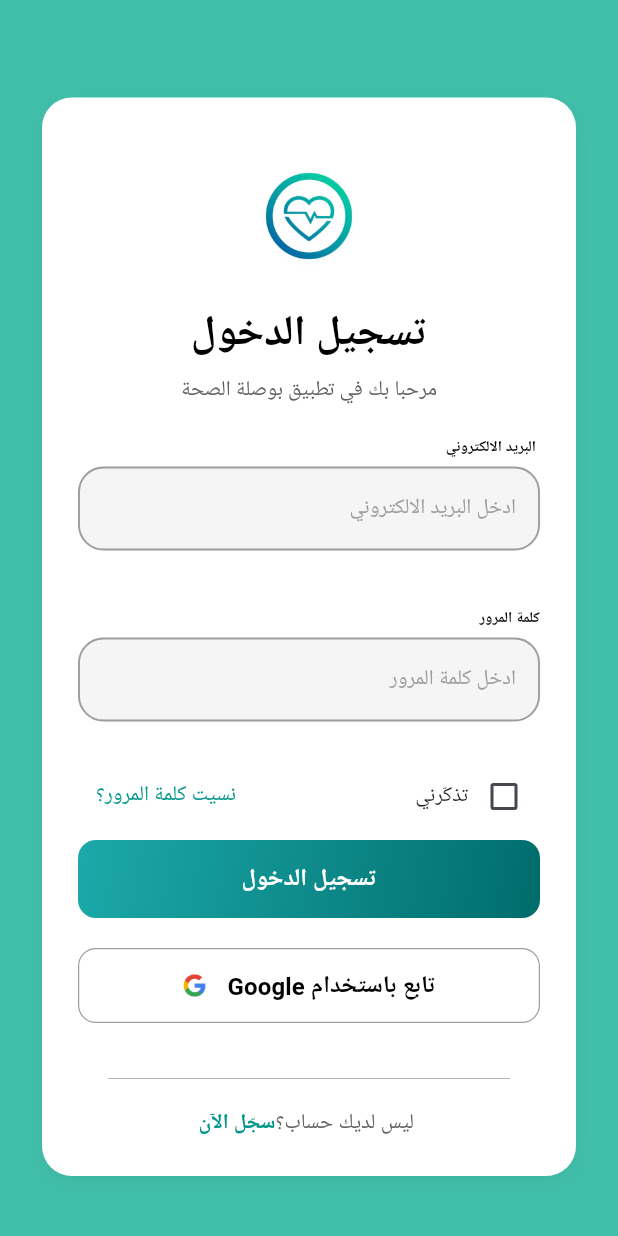
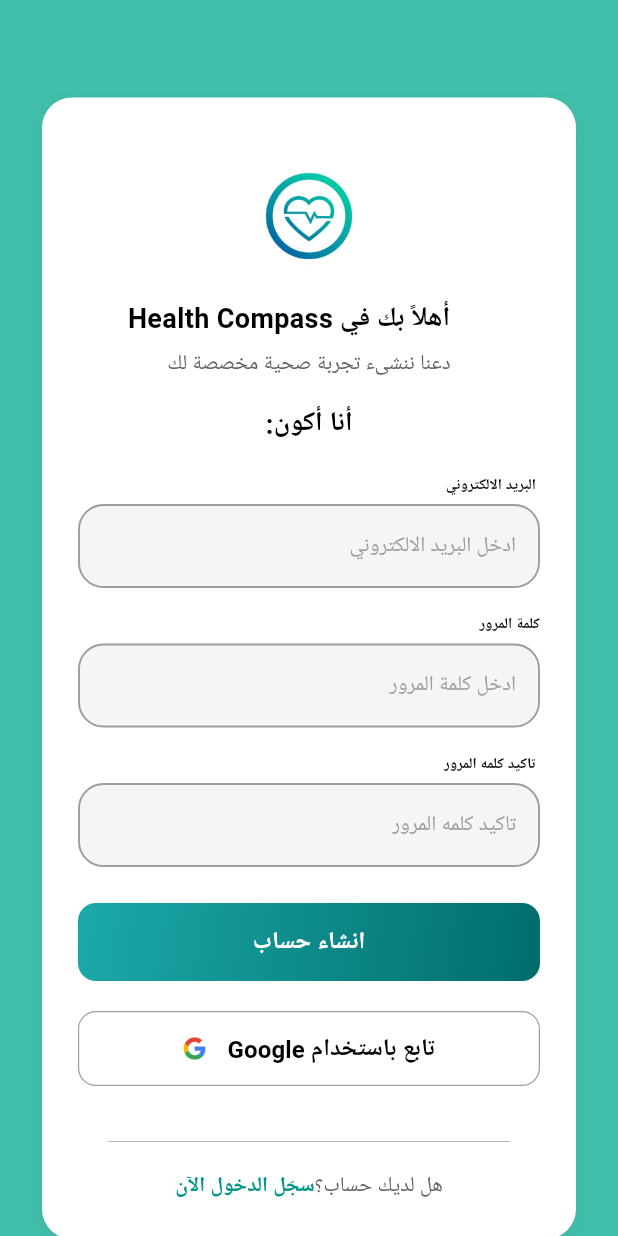
Before and after one commit to anas56u/health-compass, a Flutter app: the screen it shows after launch, on a phone screen of 412 x 824 dp. Run offline on Flutter 3.47's test engine with Material 3 defaults, Android fonts, the phone set to English and light mode, and no system bars; drawn by our look-alikes of modal_progress_hud_nsn; our stand-ins replace firebase_auth, firebase_core, google_fonts; accounts and stored records are empty; Roboto replaces fonts that are missing (Cairo, Tajawal).

```diff
--- a/lib/main.dart
+++ b/lib/main.dart
@@ -1,6 +1,8 @@
 import 'package:flutter/material.dart';
 import 'package:google_fonts/google_fonts.dart';
 import 'package:health_compass/screens/login_page.dart';
+import 'package:health_compass/screens/register_page.dart';
+import 'package:health_compass/screens/splash_screens.dart';
 import 'package:health_compass/widgets/custom_button.dart';
 import 'package:health_compass/widgets/custom_textfild.dart';
 import 'package:firebase_core/firebase_core.dart';
@@ -17,6 +19,9 @@
 
   @override
   Widget build(BuildContext context) {
-    return MaterialApp(debugShowCheckedModeBanner: false, home: login_page());
+    return MaterialApp(
+      debugShowCheckedModeBanner: false,
+      home: register_page(),
+    );
   }
 }
--- /dev/null
+++ b/lib/screens/register_page.dart
@@ -0,0 +1,294 @@
+import 'package:firebase_auth/firebase_auth.dart';
+import 'package:flutter/material.dart';
+import 'package:google_fonts/google_fonts.dart';
+import 'package:health_compass/screens/login_page.dart';
+import 'package:health_compass/widgets/custom_button.dart';
+import 'package:health_compass/widgets/custom_textfild.dart';
+import 'package:modal_progress_hud_nsn/modal_progress_hud_nsn.dart';
+
+class register_page extends StatefulWidget {
+  const register_page({super.key});
+
+  @override
+  State<register_page> createState() => _register_pageState();
+}
+
+class _register_pageState extends State<register_page> {
+  String email = "";
+
+  String password = "";
+
+  String confirmPassword = "";
+
+  GlobalKey<FormState> formkey = GlobalKey<FormState>();
+
+  bool isloading = false;
+
+  @override
+  Widget build(BuildContext context) {
+    return ModalProgressHUD(
+      progressIndicator: const CircularProgressIndicator(
+        color: Color(0xFF41BFAA),
+      ),
+
+      inAsyncCall: isloading,
+      child: Scaffold(
+        backgroundColor: const Color(0xFF41BFAA),
+        body: SafeArea(
+          child: Center(
+            child: SingleChildScrollView(
+              child: Padding(
+                padding: const EdgeInsets.symmetric(
+                  horizontal: 28,
+                  vertical: 65,
+                ),
+                child: Container(
+                  padding: const EdgeInsets.all(24),
+                  decoration: BoxDecoration(
+                    color: Colors.white,
+                    borderRadius: BorderRadius.circular(20),
+                    boxShadow: [
+                      BoxShadow(
+                        color: Colors.black.withOpacity(0.05),
+                        blurRadius: 10,
+                        offset: const Offset(0, 4),
+                      ),
+                    ],
+                  ),
+                  child: Form(
+                    key: formkey,
+                    child: Column(
+                      mainAxisSize: MainAxisSize.min,
+                      children: [
+                        Image.asset("assets/images/logo.jpeg", height: 110),
+                        Row(
+                          children: [
+                            Text(
+                              "       Health Compass ",
+                              style: GoogleFonts.tajawal(
+                                fontSize: 18,
+                                fontWeight: FontWeight.bold,
+                                color: Colors.black,
+                              ),
+                            ),
+                            Text(
+                              "أهلاً بك في",
+                              style: GoogleFonts.tajawal(
+                                fontSize: 18,
+                                fontWeight: FontWeight.bold,
+                                color: Colors.black,
+                              ),
+                            ),
+                          ],
+                        ),
+                        const SizedBox(height: 7),
+                        Text(
+                          "دعنا ننشىء تجربة صحية مخصصة لك",
+                          style: GoogleFonts.tajawal(
+                            fontSize: 14,
+                            color: Colors.grey[700],
+                          ),
+                        ),
+                        Padding(
+                          padding: const EdgeInsets.only(top: 15),
+                          child: Text(
+                            ":أنا أكون",
+                            style: GoogleFonts.tajawal(
+                              fontSize: 18,
+                              fontWeight: FontWeight.bold,
+                              color: Colors.black,
+                            ),
+                          ),
+                        ),
+                        const SizedBox(height: 20),
+                        Align(
+                          alignment: Alignment.centerRight,
+                          child: Text(
+                            "البريد الالكتروني ",
+                            style: GoogleFonts.tajawal(
+                              fontSize: 10,
+                              color: const Color(0xFF000000),
+                              fontWeight: FontWeight.w800,
+                            ),
+                          ),
+                        ),
+                        const SizedBox(height: 5),
+                        CustomTextfild(
+                          hinttext: "ادخل البريد الالكتروني",
+                          onChanged: (value) {
+                            email = value;
+                          },
+                        ),
+                        const SizedBox(height: 17),
+                        Align(
+                          alignment: Alignment.centerRight,
+                          child: Text(
+                            "كلمة المرور",
+                            style: GoogleFonts.tajawal(
+                              fontSize: 10,
+                              color: const Color(0xFF000000),
+                              fontWeight: FontWeight.w800,
+                            ),
+                          ),
+                        ),
+                        const SizedBox(height: 5),
+                        CustomTextfild(
+                          hinttext: "ادخل كلمة المرور",
+                          onChanged: (value) {
+                            password = value;
+                          },
+                        ),
+                        const SizedBox(height: 17),
+                        Align(
+                          alignment: Alignment.centerRight,
+                          child: Text(
+                            "تاكيد كلمه المرور ",
+                            style: GoogleFonts.tajawal(
+                              fontSize: 10,
+                              color: const Color(0xFF000000),
+                              fontWeight: FontWeight.w800,
+                            ),
+                          ),
+                        ),
+                        SizedBox(height: 5),
+                        CustomTextfild(
+                          hinttext: "تاكيد كلمه المرور   ",
+                          onChanged: (value) {
+                            confirmPassword = value;
+                          },
+                        ),
+                        const SizedBox(height: 24),
+
+                        custom_button(
+                          buttonText: "انشاء حساب",
+                          onPressed: () async {
+                            if (confirmPassword == password) {
+                              if (formkey.currentState != null &&
+                                  formkey.currentState!.validate()) {
+                                isloading = true;
+                                setState(() {});
+                                try {
+                                  await regester();
+                                  showsnackbar(context, massage: "regesterd");
+                                } on FirebaseAuthException catch (e) {
+                                  if (e.code == "weak-password") {
+                                    showsnackbar(
+                                      context,
+                                      massage:
+                                          "The password provided is too weak.",
+                                    );
+                                  } else if (e.code == "email-already-in-use") {
+                                    showsnackbar(
+                                      context,
+                                      massage:
+                                          "The account already exists for that email.",
+                                    );
+                                  }
+
+                                  showsnackbar(context, massage: e.code);
+                                }
+                                isloading = false;
+                                setState(() {});
+                              }
+                            } else {
+                              showsnackbar(
+                                context,
+                                massage: "كلمة المرور غير متطابقة",
+                              );
+                            }
+                          },
+                        ),
+                        const SizedBox(height: 20),
+                        ElevatedButton(
+                          onPressed: () {},
+                          style: ElevatedButton.styleFrom(
+                            backgroundColor: Colors.white,
+                            foregroundColor: Colors.black,
+                            minimumSize: const Size(double.infinity, 50),
+                            shape: RoundedRectangleBorder(
+                              borderRadius: BorderRadius.circular(12),
+                              side: const BorderSide(
+                                color: Colors.grey,
+                                width: 0.8,
+                              ),
+                            ),
+                            elevation: 0,
+                          ),
+                          child: Row(
+                            mainAxisAlignment: MainAxisAlignment.center,
+                            children: [
+                              Image.asset(
+                                "assets/images/google.png",
+                                height: 24,
+                              ),
+                              const SizedBox(width: 10),
+                              Text(
+                                "Google تابع باستخدام ",
+                                style: GoogleFonts.tajawal(
+                                  fontSize: 16,
+                                  fontWeight: FontWeight.w600,
+                                ),
+                              ),
+                            ],
+                          ),
+                        ),
+                        SizedBox(height: 17),
+                        Divider(
+                          color: Colors.grey,
+                          thickness: 0.5,
+                          height: 40,
+                          indent: 20,
+                          endIndent: 20,
+                        ),
+                        Row(
+                          mainAxisAlignment: MainAxisAlignment.center,
+                          children: [
+                            GestureDetector(
+                              onTap: () {
+                                Navigator.push(
+                                  context,
+                                  MaterialPageRoute(
+                                    builder: (context) => login_page(),
+                                  ),
+                                );
+                              },
+                              child: Text(
+                                "سجّل الدخول الآن",
+                                style: GoogleFonts.cairo(
+                                  color: Colors.teal,
+                                  fontWeight: FontWeight.bold,
+                                ),
+                              ),
+                            ),
+                            Text(
+                              "هل لديك حساب؟",
+                              style: GoogleFonts.cairo(color: Colors.grey[700]),
+                            ),
+                          ],
+                        ),
+                      ],
+                    ),
+                  ),
+                ),
+              ),
+            ),
+          ),
+        ),
+      ),
+    );
+  }
+
+  void showsnackbar(BuildContext context, {required String massage}) {
+    ScaffoldMessenger.of(context).showSnackBar(
+      SnackBar(
+        content: Text(massage, style: TextStyle(color: Colors.black)),
+        backgroundColor: Colors.white,
+      ),
+    );
+  }
+
+  Future<void> regester() async {
+    UserCredential user = await FirebaseAuth.instance
+        .createUserWithEmailAndPassword(email: email, password: password);
+  }
+}
--- a/lib/widgets/custom_button.dart
+++ b/lib/widgets/custom_button.dart
@@ -2,14 +2,19 @@
 import 'package:google_fonts/google_fonts.dart';
 
 class custom_button extends StatelessWidget {
-  const custom_button({super.key, required this.buttonText, this.onPressed});
+  const custom_button({
+    super.key,
+    required this.buttonText,
+    this.onPressed,
+    this.width,
+  });
   final String buttonText;
   final void Function()? onPressed;
-
+  final double? width;
   @override
   Widget build(BuildContext context) {
     return Container(
-      width: double.infinity,
+      width: width ?? double.infinity,
       decoration: BoxDecoration(
         borderRadius: BorderRadius.circular(12),
         gradient: const LinearGradient(
--- a/pubspec.yaml
+++ b/pubspec.yaml
@@ -68,6 +68,9 @@
   assets:
     - assets/images/logo.jpeg
     - assets/images/google.png
+    - assets/images/firstpic.jpg
+    - assets/images/2ndpic.jpg
+    - assets/images/3rdpic.jpg
   # An image asset can refer to one or more resolution-specific "variants", see
   # https://flutter.dev/to/resolution-aware-images
 
```
Also changed, not shown: lib/screens/splash_screens.dart (added, +234 -0 lines), assets/images/2ndpic.jpg (added), assets/images/3rdpic.jpg (added), assets/images/firstpic.jpg (added).
